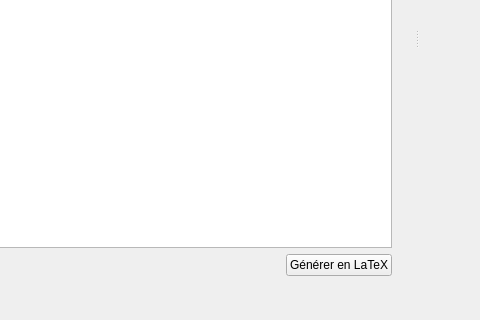
Before: the Qt Designer form src/mainwindow.ui in FACT-Team/FactDev, drawn with Qt 5; both pictures show x 517 to 997 and y 271 to 591 of the 1237 by 591 pixel window.
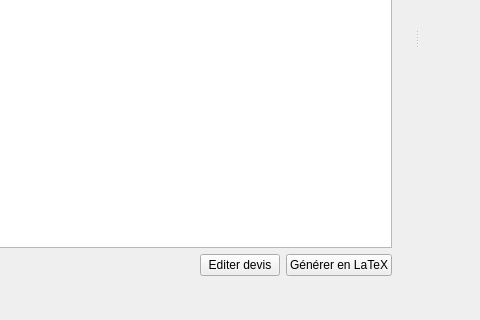
After: the same form once the commit is applied. Icons and pictures are not drawn. Custom widgets are drawn as their Qt base class.

Commit message: Add of a button to edit quote

Patch:
```diff
--- a/src/mainwindow.ui
+++ b/src/mainwindow.ui
@@ -282,6 +282,17 @@
               </property>
              </spacer>
             </item>
+            <item>
+             <widget class="QPushButton" name="btnEditQuote">
+              <property name="text">
+               <string>Editer devis</string>
+              </property>
+              <property name="icon">
+               <iconset resource="icons.qrc">
+                <normaloff>:/icons/img/add_quote.png</normaloff>:/icons/img/add_quote.png</iconset>
+              </property>
+             </widget>
+            </item>
             <item>
              <widget class="QPushButton" name="pushButton">
               <property name="text">
```
Left out of the diff: 2 changed lines with no effect on the pictures.
